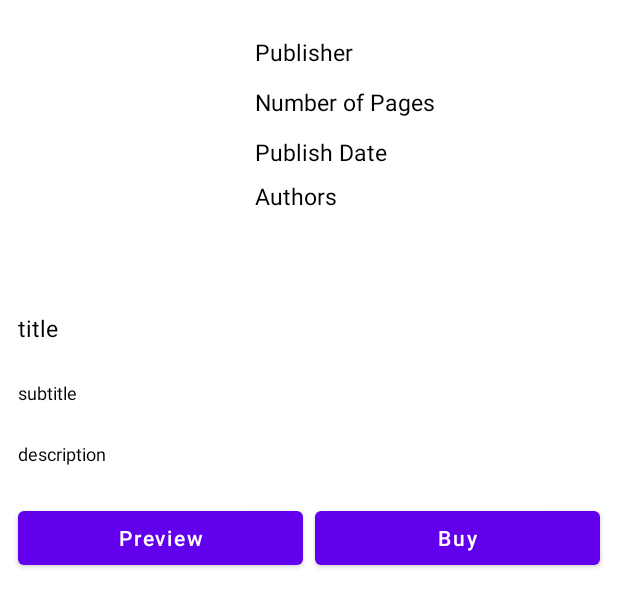
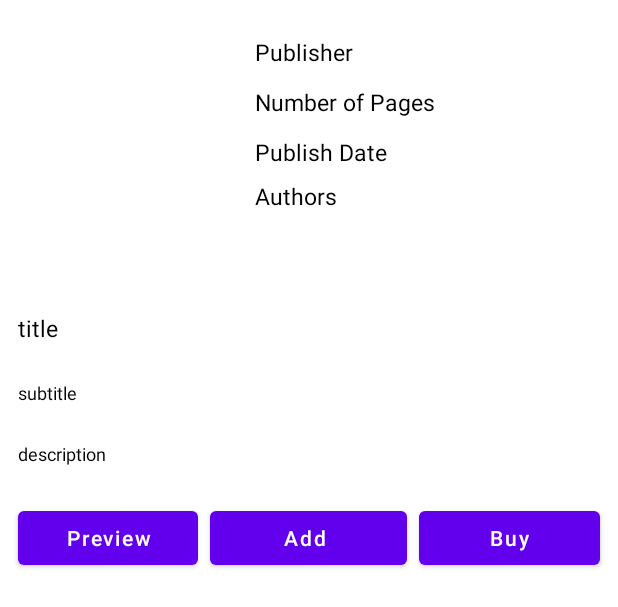
Before and after one commit to DeJuRapp/Book-Inventory-Management, an Android app: the layout activity_book_details.xml on its own in the app's theme, with its tools: preview values and no code run, on a phone screen of 412 x 824 dp. Shown: the top 607 px of the screen. Run offline under Robolectric (Android 15) with nearby library versions, the phone set to English and light mode, and no system bars; network calls fail.

Commit message:
added a button to save a file extrenally

```diff
--- a/app/src/main/AndroidManifest.xml
+++ b/app/src/main/AndroidManifest.xml
@@ -5,6 +5,8 @@
     <uses-permission android:name="android.permission.CAMERA" />
     <uses-permission android:name="android.permission.INTERNET" />
     <uses-permission android:name="android.permission.ACCESS_NETWORK_STATE" />
+    <uses-permission android:name="android.permission.READ_EXTERNAL_STORAGE" />
+    <uses-permission android:name="android.permission.WRITE_EXTERNAL_STORAGE" />
 
     <application
         android:allowBackup="true"
--- a/app/src/main/java/com/example/tutoria1/BookAdapter.java
+++ b/app/src/main/java/com/example/tutoria1/BookAdapter.java
@@ -48,7 +48,7 @@ public class BookAdapter extends RecyclerView.Adapter<BookAdapter.BookViewHolder
         holder.authorTV.setText(bookInfo.getAuthors().toString());
 
         // below line is use to set image from URL in our image view.
-        Picasso.get().load(bookInfo.getThumbnail().replace("http://","https://")).into(holder.bookIV);
+        Picasso.get().load(bookInfo.getThumbnail().replace("http://","https://")).into(holder.bookIV); //apparently picasso cant resolve the http version so we use the https version
 
         // below line is use to add on click listener for our item of recycler view.
         holder.itemView.setOnClickListener(new View.OnClickListener() {
--- a/app/src/main/java/com/example/tutoria1/activity_search.java
+++ b/app/src/main/java/com/example/tutoria1/activity_search.java
@@ -162,7 +162,7 @@ public class activity_search extends AppCompatActivity {
                             thumbnail = imageLinks.optString("thumbnail");
                         }catch (Exception e)
                         {
-                            Log.println('a',"parser","fick mich");
+                            Log.println('a',"parser","no thumbnail");
                         }
                         //String thumbnail = imageLinks.optString("thumbnail");
                         String previewLink = volumeObj.optString("previewLink");
--- a/app/src/main/res/layout/activity_book_details.xml
+++ b/app/src/main/res/layout/activity_book_details.xml
@@ -112,10 +112,10 @@
 
         <LinearLayout
             android:layout_width="match_parent"
-            android:layout_height="wrap_content"
+            android:layout_height="77dp"
             android:layout_margin="8dp"
             android:orientation="horizontal"
-            android:weightSum="2">
+            android:weightSum="3">
 
             <!--button for displaying book preview-->
             <Button
@@ -128,6 +128,16 @@
                 android:textAllCaps="false" />
 
             <!--button for opening buying page of the book-->
+
+            <Button
+                android:id="@+id/idBtnSaveInLib"
+                android:layout_width="11dp"
+                android:layout_height="wrap_content"
+                android:layout_margin="4dp"
+                android:layout_weight="1"
+                android:text="Add "
+                android:textAllCaps="false" />
+
             <Button
                 android:id="@+id/idBtnBuy"
                 android:layout_width="0dp"
@@ -138,5 +148,6 @@
                 android:textAllCaps="false" />
 
         </LinearLayout>
+
     </LinearLayout>
 </ScrollView>
```
Also changed, not shown: app/src/main/java/com/example/tutoria1/BookDetails.java (+47 -1 lines).
